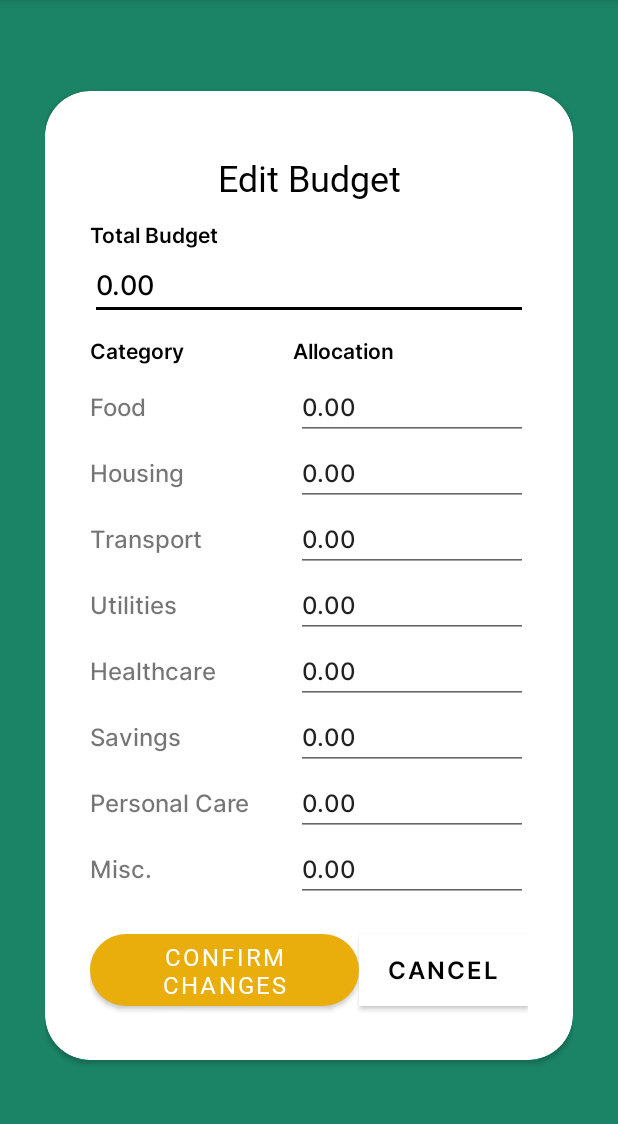
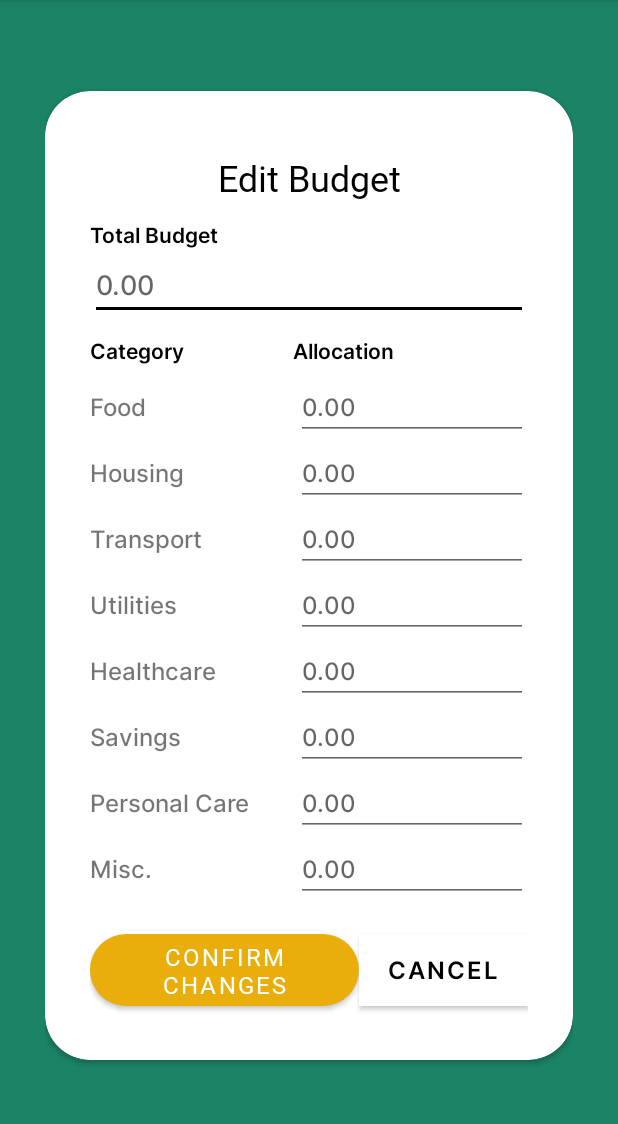
Before and after one commit to cusgan/FinanceTracker, an Android app: the EditBudget screen opened directly, with no data from a screen before it, on a phone screen of 412 x 824 dp, the part 84-1208 px from its top. Run offline under Robolectric (Android 15) with nearby library versions, the phone set to English and light mode, and no system bars; network calls fail.

Commit message:
more hints fixing. again

```diff
--- a/app/src/main/res/layout/activity_edit_budget.xml
+++ b/app/src/main/res/layout/activity_edit_budget.xml
@@ -61,8 +61,8 @@
                     android:backgroundTint="@color/black"
                     android:ems="10"
                     android:fontFamily="@font/inter_medium"
+                    android:hint="@string/default_value"
                     android:inputType="numberDecimal"
-                    android:text="0.00"
                     android:textColor="@color/black"
                     android:textColorHighlight="@color/vivid_yellow"
                     android:textColorLink="@color/vivid_yellow" />
@@ -122,8 +122,9 @@
                             android:layout_height="wrap_content"
                             android:ems="8"
                             android:fontFamily="@font/inter_medium"
+                            android:hint="@string/default_value"
+
                             android:inputType="numberDecimal"
-                            android:text="0.00"
                             android:textSize="16sp" />
 
                     </TableRow>
@@ -147,8 +148,9 @@
                             android:layout_height="wrap_content"
                             android:ems="8"
                             android:fontFamily="@font/inter_medium"
+                            android:hint="@string/default_value"
+
                             android:inputType="numberDecimal"
-                            android:text="0.00"
                             android:textSize="16sp" />
 
                     </TableRow>
@@ -172,8 +174,9 @@
                             android:layout_height="wrap_content"
                             android:ems="8"
                             android:fontFamily="@font/inter_medium"
+                            android:hint="@string/default_value"
+
                             android:inputType="numberDecimal"
-                            android:text="0.00"
                             android:textSize="16sp" />
 
                     </TableRow>
@@ -197,8 +200,9 @@
                             android:layout_height="wrap_content"
                             android:ems="8"
                             android:fontFamily="@font/inter_medium"
+                            android:hint="@string/default_value"
+
                             android:inputType="numberDecimal"
-                            android:text="0.00"
                             android:textSize="16sp" />
 
                     </TableRow>
@@ -222,8 +226,9 @@
                             android:layout_height="wrap_content"
                             android:ems="8"
                             android:fontFamily="@font/inter_medium"
+                            android:hint="@string/default_value"
+
                             android:inputType="numberDecimal"
-                            android:text="0.00"
                             android:textSize="16sp" />
 
                     </TableRow>
@@ -247,8 +252,9 @@
                             android:layout_height="wrap_content"
                             android:ems="8"
                             android:fontFamily="@font/inter_medium"
+                            android:hint="@string/default_value"
+
                             android:inputType="numberDecimal"
-                            android:text="0.00"
                             android:textSize="16sp" />
 
                     </TableRow>
@@ -272,8 +278,9 @@
                             android:layout_height="wrap_content"
                             android:ems="8"
                             android:fontFamily="@font/inter_medium"
+                            android:hint="@string/default_value"
+
                             android:inputType="numberDecimal"
-                            android:text="0.00"
                             android:textSize="16sp" />
 
                     </TableRow>
@@ -297,8 +304,9 @@
                             android:layout_height="wrap_content"
                             android:ems="8"
                             android:fontFamily="@font/inter_medium"
+                            android:hint="@string/default_value"
+
                             android:inputType="numberDecimal"
-                            android:text="0.00"
                             android:textSize="16sp" />
 
                     </TableRow>
--- a/app/src/main/res/layout/activity_invite_to_wallet.xml
+++ b/app/src/main/res/layout/activity_invite_to_wallet.xml
@@ -65,8 +65,8 @@
                     android:backgroundTint="@color/black"
                     android:ems="10"
                     android:fontFamily="@font/inter_medium"
+                    android:hint="address@email.com"
                     android:inputType="text"
-                    android:text="juandcruz@mail.com"
                     android:textColor="@color/black"
                     android:textColorHighlight="@color/vivid_yellow"
                     android:textColorHint="@color/black"
```
